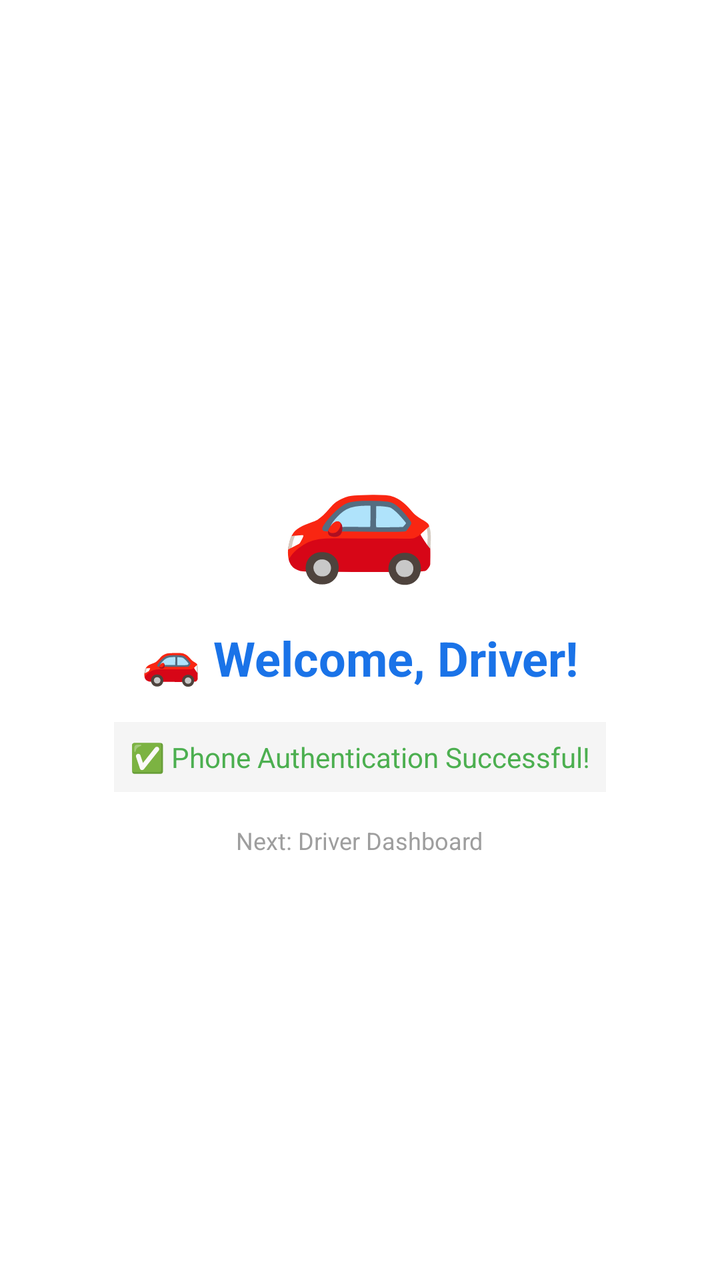
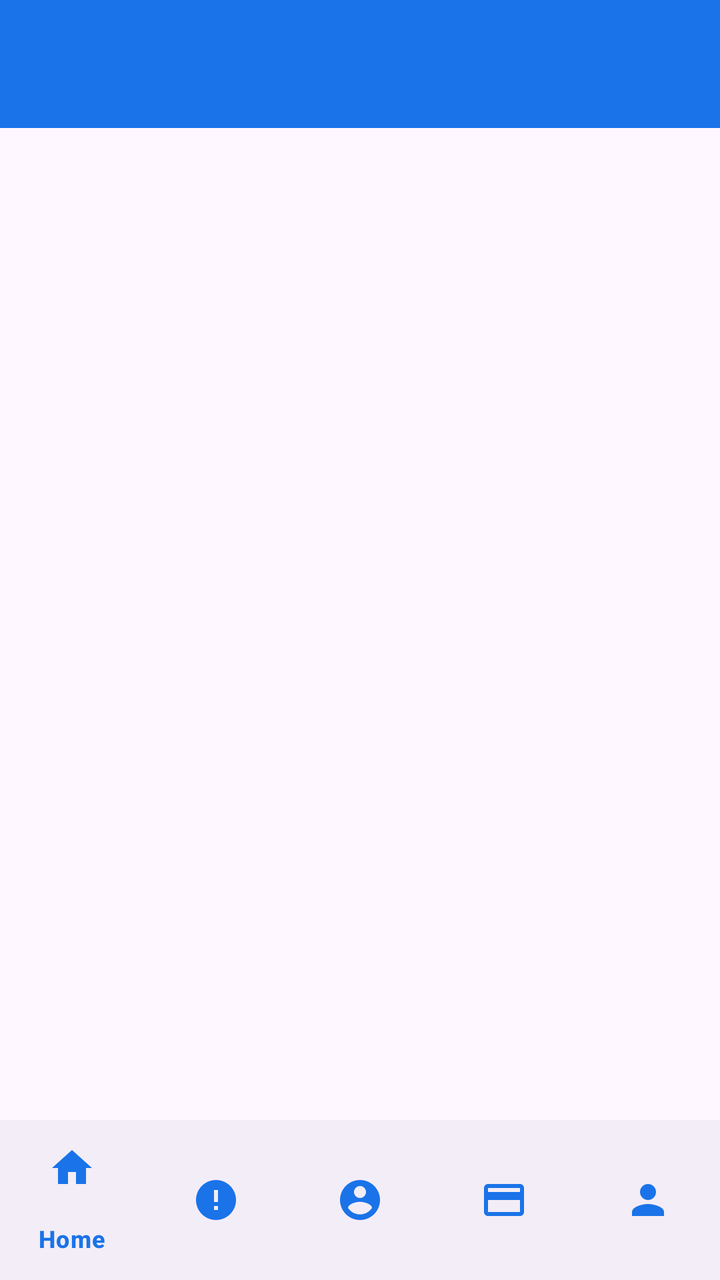

The first picture is an Android layout as it rendered before a commit; the second is the same layout after the commit. The layout source and the unified diff follow.
<!-- AndroidManifest.xml: application theme Theme.KrDriver -->
<!-- res/layout/activity_driver.xml -->
<?xml version="1.0" encoding="utf-8"?>
<LinearLayout xmlns:android="http://schemas.android.com/apk/res/android"
    android:layout_width="match_parent"
    android:layout_height="match_parent"
    android:orientation="vertical"
    android:gravity="center"
    android:padding="32dp"
    android:background="@color/white">

    <TextView
        android:layout_width="wrap_content"
        android:layout_height="wrap_content"
        android:text="🚗"
        android:textSize="64sp"
        android:layout_marginBottom="16dp" />

    <TextView
        android:id="@+id/tvWelcome"
        android:layout_width="wrap_content"
        android:layout_height="wrap_content"
        android:text="🚗 Welcome, Driver!"
        android:textSize="24sp"
        android:textStyle="bold"
        android:textColor="@color/primary"
        android:layout_marginBottom="8dp" />

    <TextView
        android:layout_width="wrap_content"
        android:layout_height="wrap_content"
        android:text="✅ Phone Authentication Successful!"
        android:textSize="14sp"
        android:textColor="@color/green"
        android:layout_marginTop="8dp"
        android:padding="8dp"
        android:background="@color/grey_light" />

    <TextView
        android:layout_width="wrap_content"
        android:layout_height="wrap_content"
        android:text="Next: Driver Dashboard"
        android:textSize="12sp"
        android:textColor="@color/grey"
        android:layout_marginTop="16dp" />

</LinearLayout>
<!-- resources referenced by this layout -->
<resources>
  <color name="green">#4CAF50</color>
  <color name="grey">#9E9E9E</color>
  <color name="grey_light">#F5F5F5</color>
  <color name="primary">#1A73E8</color>
  <color name="white">#FFFFFF</color>
  <style name="Theme.KrDriver" parent="Base.Theme.KrDriver" />
  <style name="Base.Theme.KrDriver" parent="Theme.Material3.DayNight.NoActionBar">
          
          
      </style>
</resources>

<!-- the commit's change to res/layout/activity_driver.xml (unified diff, before → after) -->
@@ -1,45 +1,33 @@
 <?xml version="1.0" encoding="utf-8"?>
 <LinearLayout xmlns:android="http://schemas.android.com/apk/res/android"
+    xmlns:app="http://schemas.android.com/apk/res-auto"
     android:layout_width="match_parent"
     android:layout_height="match_parent"
-    android:orientation="vertical"
-    android:gravity="center"
-    android:padding="32dp"
-    android:background="@color/white">
+    android:orientation="vertical">
 
-    <TextView
-        android:layout_width="wrap_content"
+    
+    <androidx.appcompat.widget.Toolbar
+        android:id="@+id/toolbar"
+        android:layout_width="match_parent"
+        android:layout_height="?attr/actionBarSize"
+        android:background="@color/primary"
+        android:theme="@style/ThemeOverlay.AppCompat.Dark.ActionBar"
+        app:titleTextColor="@color/white" />
+
+    
+    <FrameLayout
+        android:id="@+id/driver_fragment_container"
+        android:layout_width="match_parent"
+        android:layout_height="0dp"
+        android:layout_weight="1" />
+
+    
+    <com.google.android.material.bottomnavigation.BottomNavigationView
+        android:id="@+id/driver_bottom_navigation"
+        android:layout_width="match_parent"
         android:layout_height="wrap_content"
-        android:text="🚗"
-        android:textSize="64sp"
-        android:layout_marginBottom="16dp" />
-
-    <TextView
-        android:id="@+id/tvWelcome"
-        android:layout_width="wrap_content"
-        android:layout_height="wrap_content"
-        android:text="🚗 Welcome, Driver!"
-        android:textSize="24sp"
-        android:textStyle="bold"
-        android:textColor="@color/primary"
-        android:layout_marginBottom="8dp" />
-
-    <TextView
-        android:layout_width="wrap_content"
-        android:layout_height="wrap_content"
-        android:text="✅ Phone Authentication Successful!"
-        android:textSize="14sp"
-        android:textColor="@color/green"
-        android:layout_marginTop="8dp"
-        android:padding="8dp"
-        android:background="@color/grey_light" />
-
-    <TextView
-        android:layout_width="wrap_content"
-        android:layout_height="wrap_content"
-        android:text="Next: Driver Dashboard"
-        android:textSize="12sp"
-        android:textColor="@color/grey"
-        android:layout_marginTop="16dp" />
+        app:menu="@menu/driver_bottom_menu"
+        app:itemIconTint="@color/primary"
+        app:itemTextColor="@color/primary" />
 
 </LinearLayout>
<!-- resource entries referenced after the edit -->
@@ -1,8 +1,5 @@
 <!-- resources referenced by this layout -->
 <resources>
-  <color name="green">#4CAF50</color>
-  <color name="grey">#9E9E9E</color>
-  <color name="grey_light">#F5F5F5</color>
   <color name="primary">#1A73E8</color>
   <color name="white">#FFFFFF</color>
   <style name="Theme.KrDriver" parent="Base.Theme.KrDriver" />
